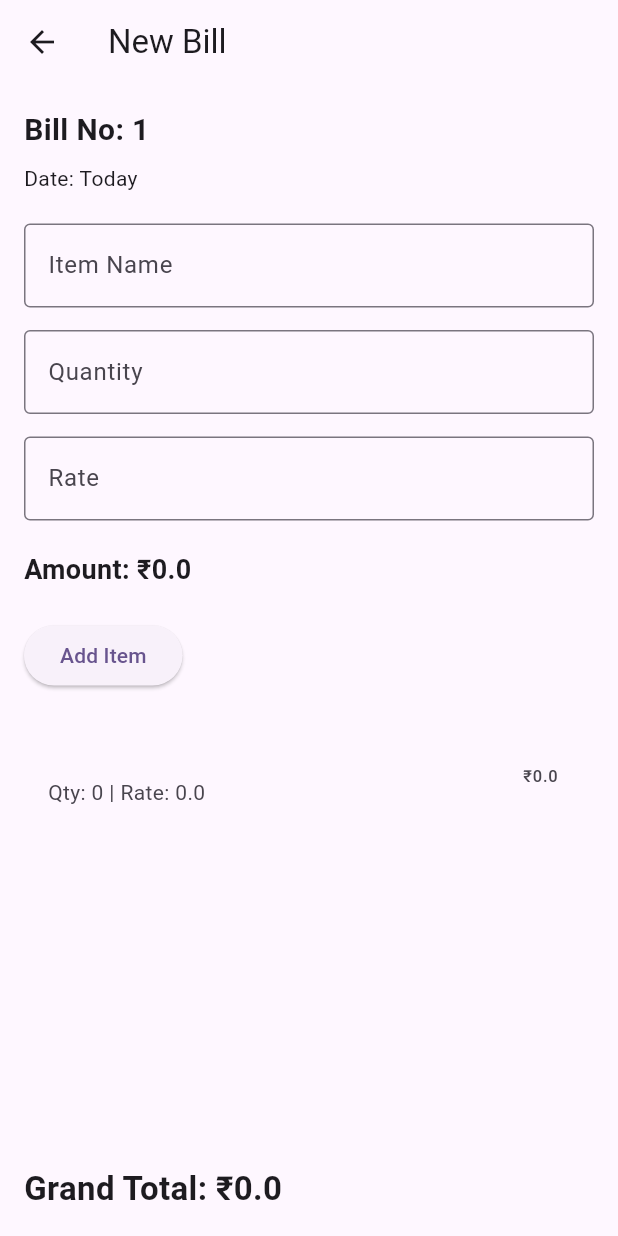
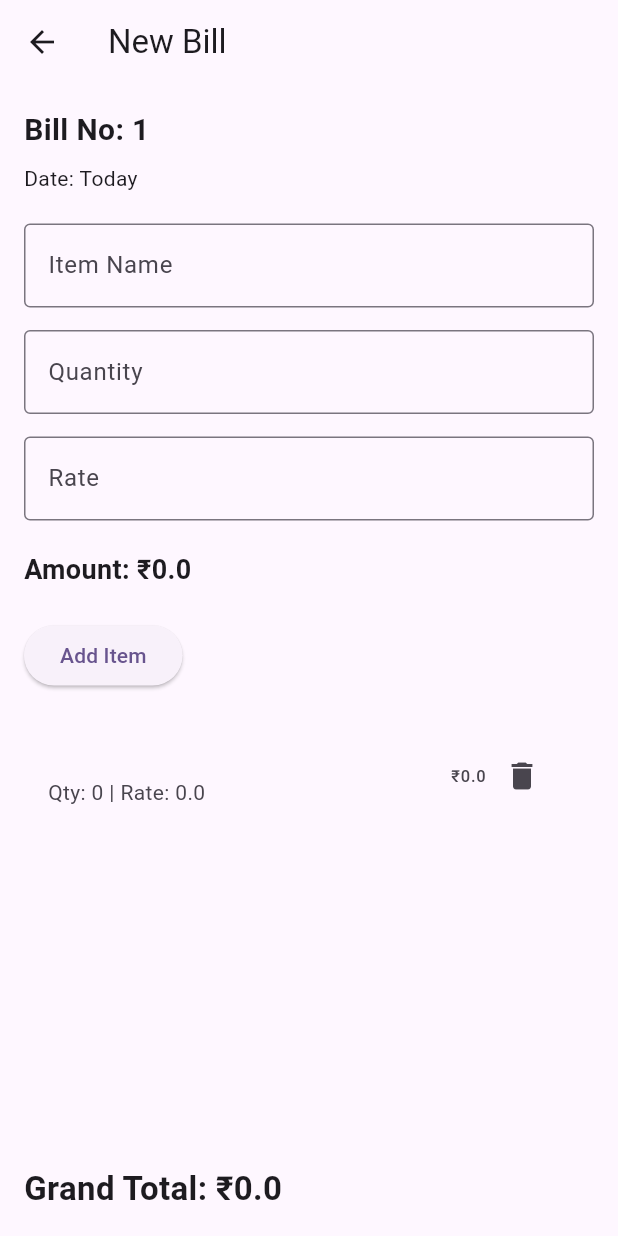
Before and after one commit to sukriti-8/Shopbill, a Flutter app: the NewBillScreen screen opened directly, after a tap on "Add Item", on a phone screen of 412 x 824 dp. Run offline on Flutter 3.47's test engine with Material 3 defaults, Android fonts, the phone set to English and light mode, and no system bars.

```diff
--- a/lib/screens/new_bill_screen.dart
+++ b/lib/screens/new_bill_screen.dart
@@ -138,9 +138,24 @@ class _NewBillScreenState extends State<NewBillScreen>{
                     subtitle: Text(
                         'Qty: ${items[index]['qty']} | Rate: ${items[index]['rate']}',
                     ),
-                    trailing: Text(
-                        '₹${items[index]['amount']}',
+                    trailing: Row(
+                        mainAxisSize: MainAxisSize.min,
+                        children: [
+
+                        Text(
+                            '₹${items[index]['amount']}',
+                         ),
+
+                         IconButton(
+                            icon: const Icon(Icons.delete),
+                             onPressed: () {
+                             setState(() {
+                                items.removeAt(index);
+                             });
+                        },
                     ),
+                ],
+            ),
                 );
             },
         ),
```
